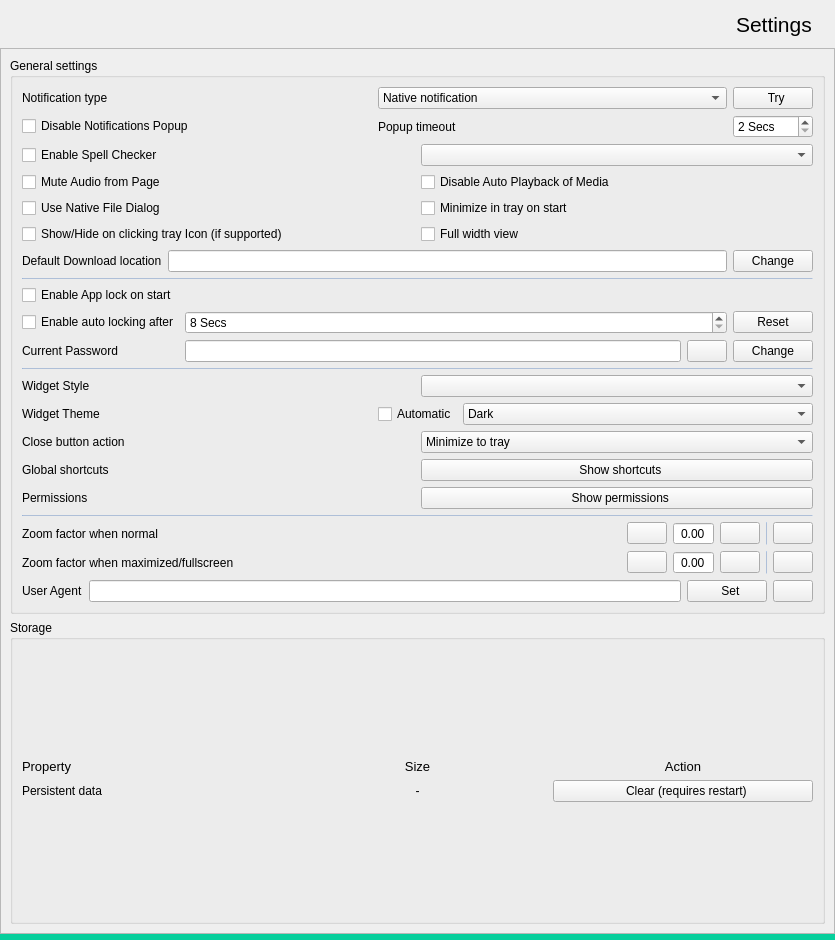
First picture: the form in src/settingswidget.ui, repository mSapik/whatsie, before the edit.
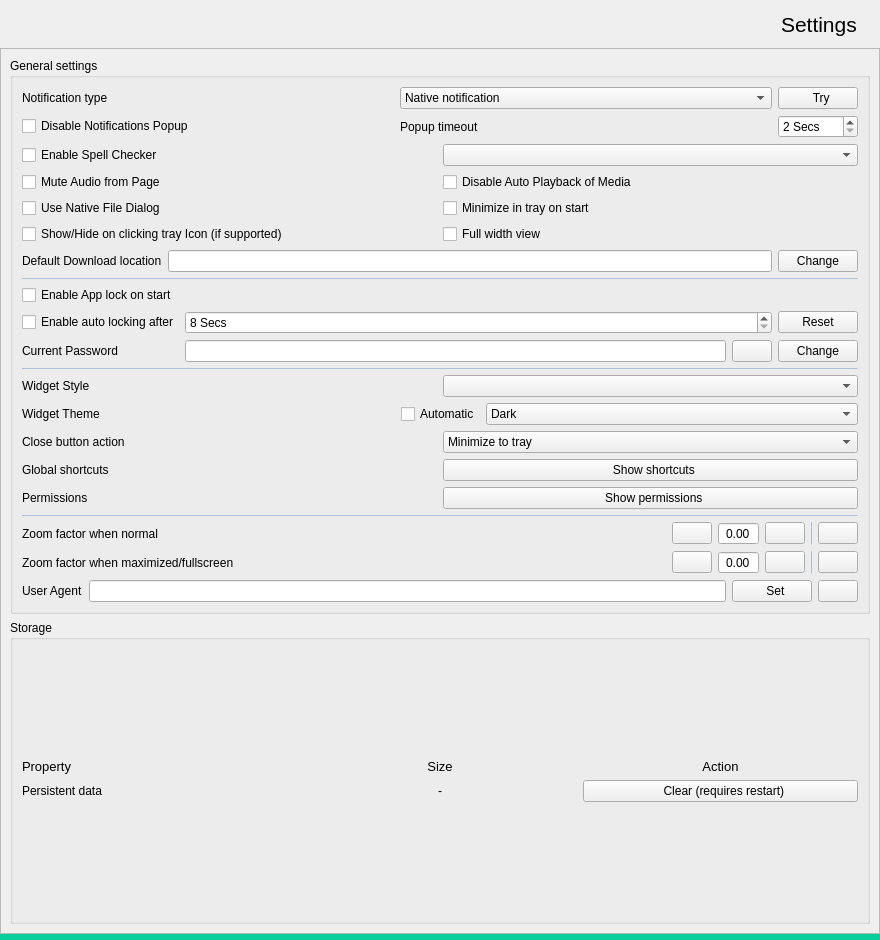
Second picture: the form after the edit. Icons and pictures are not drawn.

The edit to the form file:
```diff
--- a/src/settingswidget.ui
+++ b/src/settingswidget.ui
@@ -6,7 +6,7 @@
    <rect>
     <x>0</x>
     <y>0</y>
-    <width>835</width>
+    <width>880</width>
     <height>940</height>
    </rect>
   </property>
@@ -95,7 +95,7 @@
        <rect>
         <x>0</x>
         <y>0</y>
-        <width>831</width>
+        <width>876</width>
         <height>854</height>
        </rect>
       </property>
```
